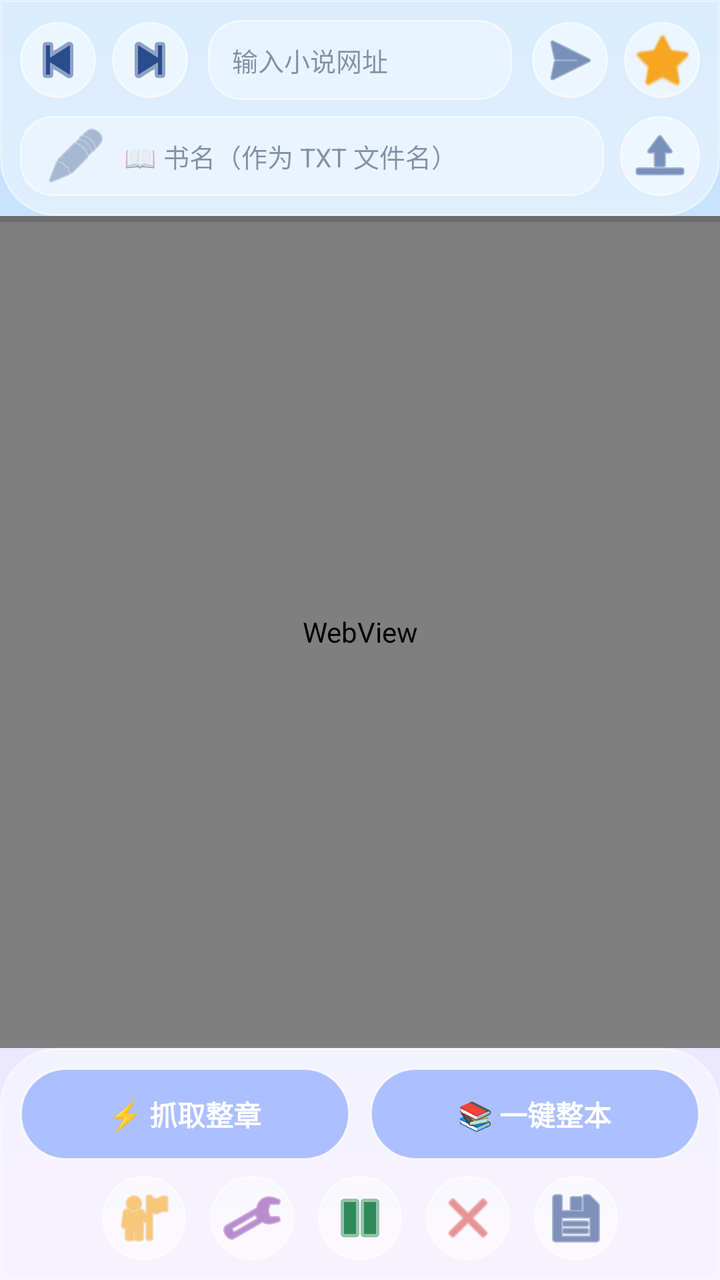
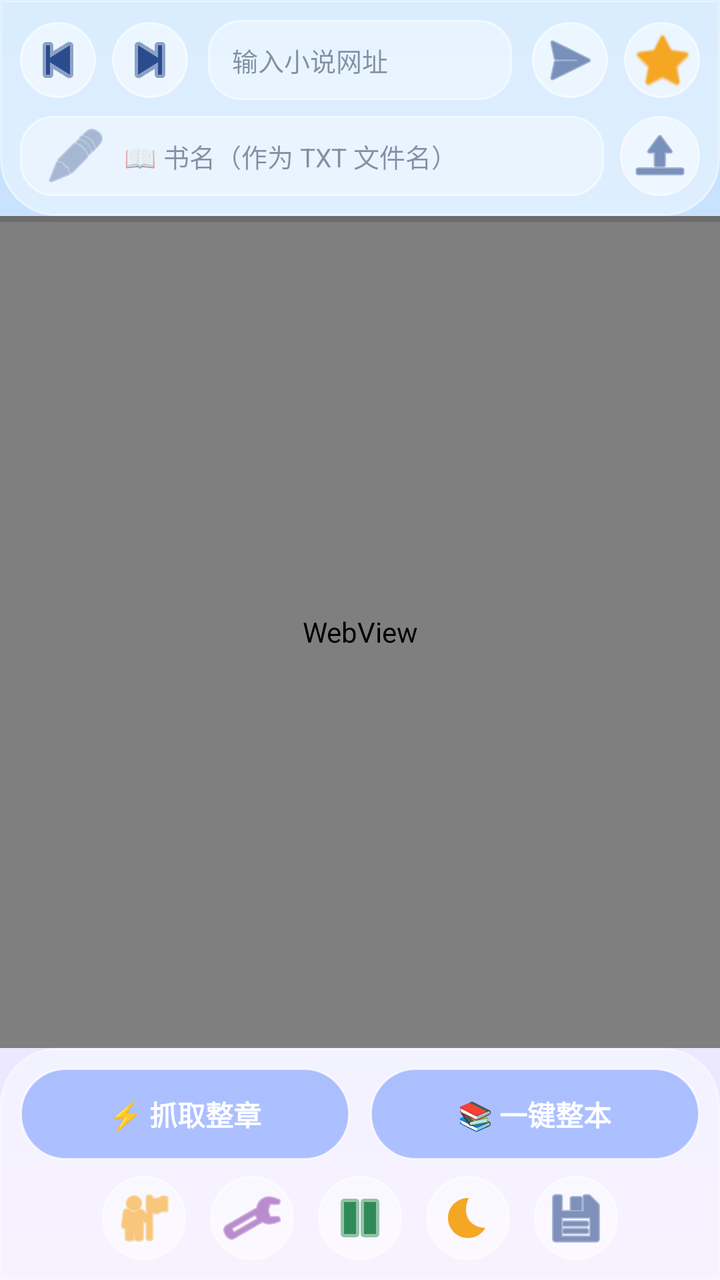

Compare the two renders of this Android layout. The source of the first and the diff that turns it into the second are given below.
<!-- AndroidManifest.xml: application theme AppTheme -->
<!-- res/layout/activity_main.xml -->
<?xml version="1.0" encoding="utf-8"?>
<LinearLayout xmlns:android="http://schemas.android.com/apk/res/android"
    android:layout_width="match_parent"
    android:layout_height="match_parent"
    android:background="@drawable/bg_gradient"
    android:orientation="vertical">

    
    <LinearLayout
        android:layout_width="match_parent"
        android:layout_height="wrap_content"
        android:background="@drawable/topbar_bg"
        android:orientation="vertical"
        android:padding="10dp">

        <LinearLayout
            android:layout_width="match_parent"
            android:layout_height="wrap_content"
            android:gravity="center_vertical"
            android:orientation="horizontal">

            <ImageButton
                android:id="@+id/btnBack"
                android:layout_width="38dp"
                android:layout_height="38dp"
                android:background="@drawable/btn_secondary"
                android:contentDescription="后退"
                android:src="@android:drawable/ic_media_previous"
                android:tint="#2B4C8C" />

            <ImageButton
                android:id="@+id/btnForward"
                android:layout_width="38dp"
                android:layout_height="38dp"
                android:layout_marginStart="8dp"
                android:background="@drawable/btn_secondary"
                android:contentDescription="前进"
                android:src="@android:drawable/ic_media_next"
                android:tint="#2B4C8C" />

            <EditText
                android:id="@+id/etAddress"
                android:layout_width="0dp"
                android:layout_height="40dp"
                android:layout_marginHorizontal="10dp"
                android:layout_weight="1"
                android:background="@drawable/edittext_dark"
                android:hint="输入小说网址"
                android:imeOptions="actionGo"
                android:inputType="textUri"
                android:paddingHorizontal="12dp"
                android:singleLine="true"
                android:textColor="#1A2B4C"
                android:textColorHint="#801A2B4C"
                android:textSize="13sp" />

            <ImageButton
                android:id="@+id/btnGo"
                android:layout_width="38dp"
                android:layout_height="38dp"
                android:background="@drawable/btn_secondary"
                android:contentDescription="前往"
                android:src="@android:drawable/ic_menu_send"
                android:tint="#2B4C8C" />

            <ImageButton
                android:id="@+id/btnStar"
                android:layout_width="38dp"
                android:layout_height="38dp"
                android:layout_marginStart="8dp"
                android:background="@drawable/btn_secondary"
                android:contentDescription="收藏当前页"
                android:src="@android:drawable/btn_star_big_off"
                android:tint="#F5A623" />
        </LinearLayout>

        <LinearLayout
            android:layout_width="match_parent"
            android:layout_height="wrap_content"
            android:layout_marginTop="8dp"
            android:gravity="center_vertical"
            android:orientation="horizontal">

            <EditText
                android:id="@+id/etBookName"
                android:layout_width="0dp"
                android:layout_height="40dp"
                android:layout_weight="1"
                android:background="@drawable/edittext_dark"
                android:drawableStart="@android:drawable/ic_menu_edit"
                android:drawablePadding="8dp"
                android:drawableTint="#7A8FB5"
                android:hint="📖 书名（作为 TXT 文件名）"
                android:inputType="text"
                android:paddingHorizontal="12dp"
                android:singleLine="true"
                android:textColor="#1A2B4C"
                android:textColorHint="#801A2B4C"
                android:textSize="13sp" />

            <ImageButton
                android:id="@+id/btnPickDir"
                android:layout_width="40dp"
                android:layout_height="40dp"
                android:layout_marginStart="8dp"
                android:background="@drawable/btn_secondary"
                android:contentDescription="选择 TXT 保存文件夹"
                android:src="@android:drawable/ic_menu_upload"
                android:tint="#2B4C8C" />
        </LinearLayout>
    </LinearLayout>

    
    <TextView
        android:id="@+id/tvStatus"
        android:layout_width="match_parent"
        android:layout_height="wrap_content"
        android:background="#4DFFFFFF"
        android:gravity="center"
        android:padding="6dp"
        android:text="就绪"
        android:textColor="#2B4C8C"
        android:textSize="12sp"
        android:visibility="gone" />

    
    <FrameLayout
        android:layout_width="match_parent"
        android:layout_height="0dp"
        android:layout_weight="1">

        <WebView
            android:id="@+id/webView"
            android:layout_width="match_parent"
            android:layout_height="match_parent" />

        <ProgressBar
            android:id="@+id/progressBar"
            style="?android:attr/progressBarStyleHorizontal"
            android:layout_width="match_parent"
            android:layout_height="3dp"
            android:layout_gravity="top"
            android:max="100"
            android:progressTint="#3D5AFE" />
    </FrameLayout>

    
    <LinearLayout
        android:layout_width="match_parent"
        android:layout_height="wrap_content"
        android:background="@drawable/bottombar_bg"
        android:orientation="vertical"
        android:padding="10dp">

        <LinearLayout
            android:layout_width="match_parent"
            android:layout_height="wrap_content"
            android:orientation="horizontal">

            <Button
                android:id="@+id/btnGrab"
                android:layout_width="0dp"
                android:layout_height="46dp"
                android:layout_weight="1"
                android:background="@drawable/btn_primary"
                android:text="⚡ 抓取整章"
                android:textColor="#FFFFFF"
                android:textSize="14sp"
                android:textStyle="bold" />

            <Button
                android:id="@+id/btnBook"
                android:layout_width="0dp"
                android:layout_height="46dp"
                android:layout_marginStart="10dp"
                android:layout_weight="1"
                android:background="@drawable/btn_primary"
                android:text="📚 一键整本"
                android:textColor="#FFFFFF"
                android:textSize="14sp"
                android:textStyle="bold" />
        </LinearLayout>

        <LinearLayout
            android:layout_width="match_parent"
            android:layout_height="wrap_content"
            android:layout_marginTop="8dp"
            android:gravity="center"
            android:orientation="horizontal">

            <ImageButton
                android:id="@+id/btnBookmarks"
                android:layout_width="42dp"
                android:layout_height="42dp"
                android:background="@drawable/btn_secondary"
                android:contentDescription="收藏夹"
                android:src="@android:drawable/ic_menu_myplaces"
                android:tint="#F5A623" />

            <ImageButton
                android:id="@+id/btnOpenDir"
                android:layout_width="42dp"
                android:layout_height="42dp"
                android:layout_marginStart="12dp"
                android:background="@drawable/btn_secondary"
                android:contentDescription="打开下载目录"
                android:src="@android:drawable/ic_menu_manage"
                android:tint="#8E44AD" />

            <ImageButton
                android:id="@+id/btnPause"
                android:layout_width="42dp"
                android:layout_height="42dp"
                android:layout_marginStart="12dp"
                android:background="@drawable/btn_secondary"
                android:contentDescription="暂停/继续"
                android:src="@android:drawable/ic_media_pause"
                android:tint="#2E8B57" />

            <ImageButton
                android:id="@+id/btnStop"
                android:layout_width="42dp"
                android:layout_height="42dp"
                android:layout_marginStart="12dp"
                android:background="@drawable/btn_secondary"
                android:contentDescription="停止下载"
                android:src="@android:drawable/ic_menu_close_clear_cancel"
                android:tint="#D95050" />

            <ImageButton
                android:id="@+id/btnFinish"
                android:layout_width="42dp"
                android:layout_height="42dp"
                android:layout_marginStart="12dp"
                android:background="@drawable/btn_secondary"
                android:contentDescription="打开 TXT"
                android:src="@android:drawable/ic_menu_save"
                android:tint="#2B4C8C" />
        </LinearLayout>
    </LinearLayout>
</LinearLayout>
<!-- resources referenced by this layout -->
<resources>
  <!-- drawable bg_gradient (drawable) -->
  <?xml version="1.0" encoding="utf-8"?>
  <shape xmlns:android="http://schemas.android.com/apk/res/android">
      <gradient
          android:angle="270"
          android:startColor="#BFE0FF"
          android:centerColor="#DCE8FF"
          android:endColor="#F3E8FF"
          android:type="linear" />
  </shape>
  <!-- drawable bottombar_bg (drawable) -->
  <?xml version="1.0" encoding="utf-8"?>
  <shape xmlns:android="http://schemas.android.com/apk/res/android">
      <solid android:color="#66FFFFFF" />
      <corners android:topLeftRadius="28dp" android:topRightRadius="28dp" />
      <stroke android:width="1dp" android:color="#80FFFFFF" />
  </shape>
  <!-- drawable btn_primary (drawable) -->
  <?xml version="1.0" encoding="utf-8"?>
  <ripple xmlns:android="http://schemas.android.com/apk/res/android"
      android:color="#4D3D5AFE">
      <item>
          <shape>
              <solid android:color="#997C9FFF" />
              <corners android:radius="26dp" />
              <stroke android:width="1dp" android:color="#B3FFFFFF" />
          </shape>
      </item>
  </ripple>
  <!-- drawable btn_secondary (drawable) -->
  <?xml version="1.0" encoding="utf-8"?>
  <ripple xmlns:android="http://schemas.android.com/apk/res/android"
      android:color="#33FFFFFF">
      <item>
          <shape>
              <solid android:color="#80FFFFFF" />
              <corners android:radius="26dp" />
              <stroke android:width="1dp" android:color="#99FFFFFF" />
          </shape>
      </item>
  </ripple>
  <!-- drawable edittext_dark (drawable) -->
  <?xml version="1.0" encoding="utf-8"?>
  <shape xmlns:android="http://schemas.android.com/apk/res/android">
      <solid android:color="#59FFFFFF" />
      <corners android:radius="16dp" />
      <stroke android:width="1dp" android:color="#99FFFFFF" />
  </shape>
  <!-- drawable topbar_bg (drawable) -->
  <?xml version="1.0" encoding="utf-8"?>
  <shape xmlns:android="http://schemas.android.com/apk/res/android">
      <solid android:color="#66FFFFFF" />
      <corners android:bottomLeftRadius="28dp" android:bottomRightRadius="28dp" />
      <stroke android:width="1dp" android:color="#80FFFFFF" />
  </shape>
  <style name="AppTheme" parent="Theme.AppCompat.DayNight.NoActionBar">
          <item name="android:windowBackground">@drawable/bg_gradient</item>
          <item name="android:statusBarColor">#CFEAFF</item>
          <item name="android:navigationBarColor">#F3E8FF</item>
          <item name="android:windowLightStatusBar">true</item>
      </style>
</resources>

<!-- the commit's change to res/layout/activity_main.xml (unified diff, before → after) -->
@@ -26,7 +26,7 @@
                 android:background="@drawable/btn_secondary"
                 android:contentDescription="后退"
                 android:src="@android:drawable/ic_media_previous"
-                android:tint="#2B4C8C" />
+                android:tint="@color/icon_tint" />
 
             <ImageButton
                 android:id="@+id/btnForward"
@@ -36,7 +36,7 @@
                 android:background="@drawable/btn_secondary"
                 android:contentDescription="前进"
                 android:src="@android:drawable/ic_media_next"
-                android:tint="#2B4C8C" />
+                android:tint="@color/icon_tint" />
 
             <EditText
                 android:id="@+id/etAddress"
@@ -50,8 +50,8 @@
                 android:inputType="textUri"
                 android:paddingHorizontal="12dp"
                 android:singleLine="true"
-                android:textColor="#1A2B4C"
-                android:textColorHint="#801A2B4C"
+                android:textColor="@color/text_primary"
+                android:textColorHint="@color/text_hint"
                 android:textSize="13sp" />
 
             <ImageButton
@@ -61,7 +61,7 @@
                 android:background="@drawable/btn_secondary"
                 android:contentDescription="前往"
                 android:src="@android:drawable/ic_menu_send"
-                android:tint="#2B4C8C" />
+                android:tint="@color/icon_tint" />
 
             <ImageButton
                 android:id="@+id/btnStar"
@@ -71,7 +71,7 @@
                 android:background="@drawable/btn_secondary"
                 android:contentDescription="收藏当前页"
                 android:src="@android:drawable/btn_star_big_off"
-                android:tint="#F5A623" />
+                android:tint="@color/icon_accent" />
         </LinearLayout>
 
         <LinearLayout
@@ -94,8 +94,8 @@
                 android:inputType="text"
                 android:paddingHorizontal="12dp"
                 android:singleLine="true"
-                android:textColor="#1A2B4C"
-                android:textColorHint="#801A2B4C"
+                android:textColor="@color/text_primary"
+                android:textColorHint="@color/text_hint"
                 android:textSize="13sp" />
 
             <ImageButton
@@ -106,7 +106,7 @@
                 android:background="@drawable/btn_secondary"
                 android:contentDescription="选择 TXT 保存文件夹"
                 android:src="@android:drawable/ic_menu_upload"
-                android:tint="#2B4C8C" />
+                android:tint="@color/icon_tint" />
         </LinearLayout>
     </LinearLayout>
 
@@ -115,11 +115,11 @@
         android:id="@+id/tvStatus"
         android:layout_width="match_parent"
         android:layout_height="wrap_content"
-        android:background="#4DFFFFFF"
+        android:background="@color/status_bg"
         android:gravity="center"
         android:padding="6dp"
         android:text="就绪"
-        android:textColor="#2B4C8C"
+        android:textColor="@color/icon_tint"
         android:textSize="12sp"
         android:visibility="gone" />
 
@@ -141,7 +141,7 @@
             android:layout_height="3dp"
             android:layout_gravity="top"
             android:max="100"
-            android:progressTint="#3D5AFE" />
+            android:progressTint="@color/accent" />
     </FrameLayout>
 
     
@@ -195,7 +195,7 @@
                 android:background="@drawable/btn_secondary"
                 android:contentDescription="收藏夹"
                 android:src="@android:drawable/ic_menu_myplaces"
-                android:tint="#F5A623" />
+                android:tint="@color/icon_accent" />
 
             <ImageButton
                 android:id="@+id/btnOpenDir"
@@ -203,9 +203,9 @@
                 android:layout_height="42dp"
                 android:layout_marginStart="12dp"
                 android:background="@drawable/btn_secondary"
-                android:contentDescription="打开下载目录"
+                android:contentDescription="打开小说所在文件夹"
                 android:src="@android:drawable/ic_menu_manage"
-                android:tint="#8E44AD" />
+                android:tint="@color/icon_purple" />
 
             <ImageButton
                 android:id="@+id/btnPause"
@@ -215,17 +215,17 @@
                 android:background="@drawable/btn_secondary"
                 android:contentDescription="暂停/继续"
                 android:src="@android:drawable/ic_media_pause"
-                android:tint="#2E8B57" />
-
-            <ImageButton
-                android:id="@+id/btnStop"
-                android:layout_width="42dp"
-                android:layout_height="42dp"
-                android:layout_marginStart="12dp"
-                android:background="@drawable/btn_secondary"
-                android:contentDescription="停止下载"
-                android:src="@android:drawable/ic_menu_close_clear_cancel"
-                android:tint="#D95050" />
+                android:tint="@color/icon_green" />
+
+            <ImageButton
+                android:id="@+id/btnTheme"
+                android:layout_width="42dp"
+                android:layout_height="42dp"
+                android:layout_marginStart="12dp"
+                android:background="@drawable/btn_secondary"
+                android:contentDescription="切换深色/浅色主题"
+                android:src="@drawable/ic_theme"
+                android:tint="@color/icon_accent" />
 
             <ImageButton
                 android:id="@+id/btnFinish"
@@ -235,7 +235,7 @@
                 android:background="@drawable/btn_secondary"
                 android:contentDescription="打开 TXT"
                 android:src="@android:drawable/ic_menu_save"
-                android:tint="#2B4C8C" />
+                android:tint="@color/icon_tint" />
         </LinearLayout>
     </LinearLayout>
 </LinearLayout>
<!-- resource entries referenced after the edit -->
@@ -1,21 +1,29 @@
 <!-- resources referenced by this layout -->
 <resources>
+  <color name="accent">#3D5AFE</color>
+  <color name="icon_accent">#F5A623</color>
+  <color name="icon_green">#2E8B57</color>
+  <color name="icon_purple">#8E44AD</color>
+  <color name="icon_tint">#2B4C8C</color>
+  <color name="status_bg">#4DFFFFFF</color>
+  <color name="text_hint">#801A2B4C</color>
+  <color name="text_primary">#1A2B4C</color>
   <!-- drawable bg_gradient (drawable) -->
   <?xml version="1.0" encoding="utf-8"?>
   <shape xmlns:android="http://schemas.android.com/apk/res/android">
       <gradient
           android:angle="270"
-          android:startColor="#BFE0FF"
-          android:centerColor="#DCE8FF"
-          android:endColor="#F3E8FF"
+          android:startColor="@color/bg_start"
+          android:centerColor="@color/bg_center"
+          android:endColor="@color/bg_end"
           android:type="linear" />
   </shape>
   <!-- drawable bottombar_bg (drawable) -->
   <?xml version="1.0" encoding="utf-8"?>
   <shape xmlns:android="http://schemas.android.com/apk/res/android">
-      <solid android:color="#66FFFFFF" />
+      <solid android:color="@color/glass_bar_solid" />
       <corners android:topLeftRadius="28dp" android:topRightRadius="28dp" />
-      <stroke android:width="1dp" android:color="#80FFFFFF" />
+      <stroke android:width="1dp" android:color="@color/glass_stroke" />
   </shape>
   <!-- drawable btn_primary (drawable) -->
   <?xml version="1.0" encoding="utf-8"?>
@@ -23,9 +31,9 @@
       android:color="#4D3D5AFE">
       <item>
           <shape>
-              <solid android:color="#997C9FFF" />
+              <solid android:color="@color/btn_primary_solid" />
               <corners android:radius="26dp" />
-              <stroke android:width="1dp" android:color="#B3FFFFFF" />
+              <stroke android:width="1dp" android:color="@color/btn_primary_stroke" />
           </shape>
       </item>
   </ripple>
@@ -35,31 +43,52 @@
       android:color="#33FFFFFF">
       <item>
           <shape>
-              <solid android:color="#80FFFFFF" />
+              <solid android:color="@color/btn_secondary_solid" />
               <corners android:radius="26dp" />
-              <stroke android:width="1dp" android:color="#99FFFFFF" />
+              <stroke android:width="1dp" android:color="@color/btn_secondary_stroke" />
           </shape>
       </item>
   </ripple>
   <!-- drawable edittext_dark (drawable) -->
   <?xml version="1.0" encoding="utf-8"?>
   <shape xmlns:android="http://schemas.android.com/apk/res/android">
-      <solid android:color="#59FFFFFF" />
+      <solid android:color="@color/input_solid" />
       <corners android:radius="16dp" />
-      <stroke android:width="1dp" android:color="#99FFFFFF" />
+      <stroke android:width="1dp" android:color="@color/input_stroke" />
   </shape>
+  <!-- drawable ic_theme (drawable) -->
+  <?xml version="1.0" encoding="utf-8"?>
+  <vector xmlns:android="http://schemas.android.com/apk/res/android"
+      android:width="24dp" android:height="24dp"
+      android:viewportWidth="24" android:viewportHeight="24">
+      <path
+          android:fillColor="#FFFFFFFF"
+          android:pathData="M12.34,2.02C6.59,1.82 2,6.42 2,12c0,5.52 4.48,10 10,10c3.71,0 6.93,-2.02 8.66,-5.02C13.15,16.73 8.57,10.6 12.34,2.02z" />
+  </vector>
   <!-- drawable topbar_bg (drawable) -->
   <?xml version="1.0" encoding="utf-8"?>
   <shape xmlns:android="http://schemas.android.com/apk/res/android">
-      <solid android:color="#66FFFFFF" />
+      <solid android:color="@color/glass_bar_solid" />
       <corners android:bottomLeftRadius="28dp" android:bottomRightRadius="28dp" />
-      <stroke android:width="1dp" android:color="#80FFFFFF" />
+      <stroke android:width="1dp" android:color="@color/glass_stroke" />
   </shape>
   <style name="AppTheme" parent="Theme.AppCompat.DayNight.NoActionBar">
           <item name="android:windowBackground">@drawable/bg_gradient</item>
-          <item name="android:statusBarColor">#CFEAFF</item>
-          <item name="android:navigationBarColor">#F3E8FF</item>
+          <item name="android:statusBarColor">@color/status_bar</item>
+          <item name="android:navigationBarColor">@color/bg_end</item>
           <item name="android:windowLightStatusBar">true</item>
       </style>
+  <color name="bg_start">#BFE0FF</color>
+  <color name="bg_center">#DCE8FF</color>
+  <color name="bg_end">#F3E8FF</color>
+  <color name="glass_bar_solid">#66FFFFFF</color>
+  <color name="glass_stroke">#80FFFFFF</color>
+  <color name="btn_primary_solid">#997C9FFF</color>
+  <color name="btn_primary_stroke">#B3FFFFFF</color>
+  <color name="btn_secondary_solid">#80FFFFFF</color>
+  <color name="btn_secondary_stroke">#99FFFFFF</color>
+  <color name="input_solid">#59FFFFFF</color>
+  <color name="input_stroke">#99FFFFFF</color>
+  <color name="status_bar">#CFEAFF</color>
 </resources>
 
